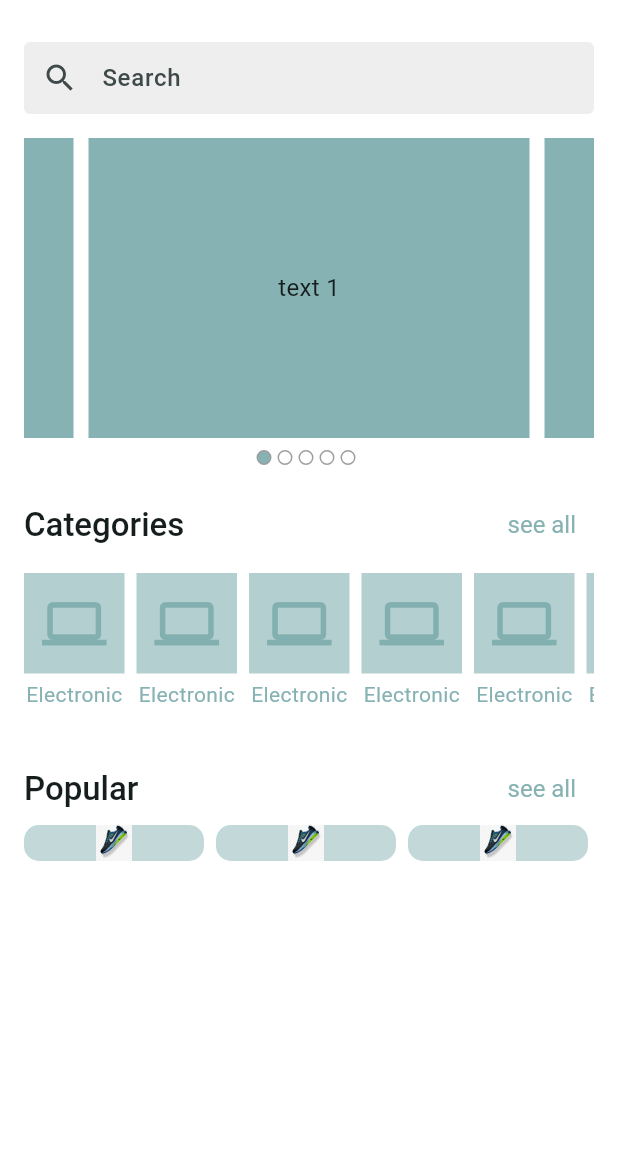
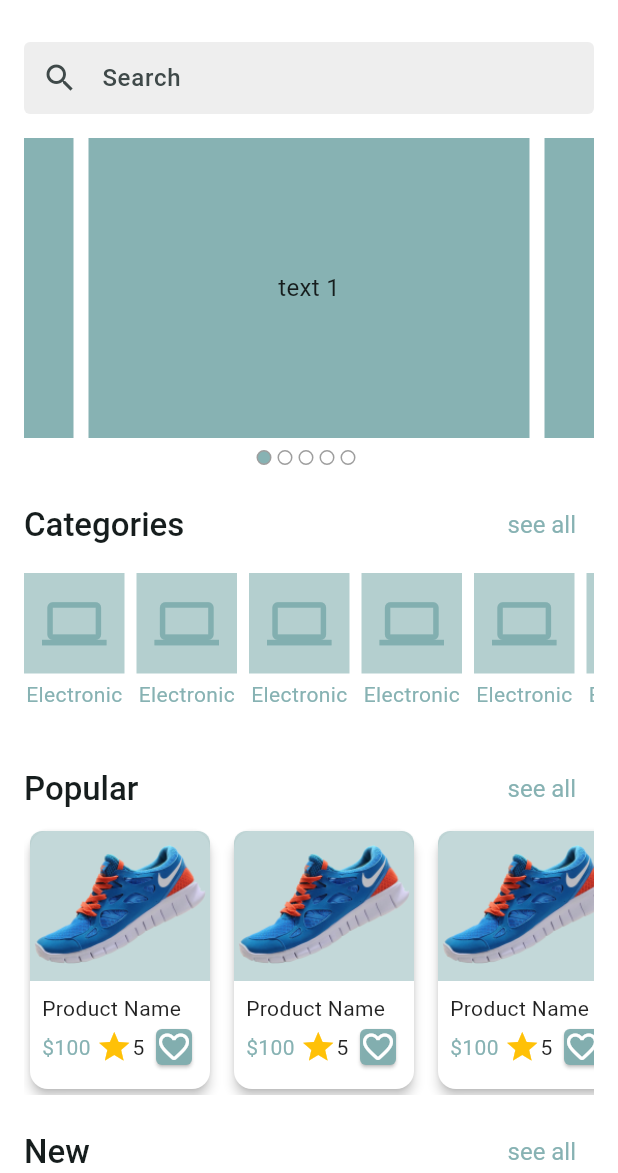
Before and after one commit to SubrataSft/crafty_bay, a Flutter app: the screen it shows after launch, on a phone screen of 412 x 824 dp, the part 63-1236 px from its top. Run offline on Flutter 3.47's test engine with Material 3 defaults, Android fonts, the phone set to English and light mode, and no system bars; drawn by our look-alikes of carousel_slider; our stand-ins replace flutter_svg, get, pin_code_fields.

Commit message:
Add new, special, category,

```diff
--- a/lib/app.dart
+++ b/lib/app.dart
@@ -45,6 +45,14 @@ class CraftyBayApp extends StatelessWidget {
           style:TextButton.styleFrom(
             foregroundColor: AppColors.themeColors,
             textStyle: TextStyle(fontSize: 16)
+          ),
+        ),
+        appBarTheme: AppBarTheme(
+          backgroundColor: Colors.white,
+          titleTextStyle: TextStyle(
+            color: Colors.black54,
+            fontSize: 22,
+            fontWeight: FontWeight.w500
           )
         )
       ),
--- /dev/null
+++ b/lib/presentation/ui/screen/category_list_screen.dart
@@ -0,0 +1,23 @@
+import 'package:flutter/material.dart';
+
+import '../widgets/category_card.dart';
+
+class CategoryListScreen extends StatelessWidget {
+  const CategoryListScreen({super.key});
+
+  @override
+  Widget build(BuildContext context) {
+    return Scaffold(
+      appBar: AppBar(
+        title: Text("Categories"),
+      ),
+      body: GridView.builder(
+          itemCount: 20,
+          gridDelegate: SliverGridDelegateWithFixedCrossAxisCount(
+              crossAxisCount: 4, childAspectRatio: 1),
+          itemBuilder: (context, index) {
+            return CategoryCard();
+          }),
+    );
+  }
+}
--- a/lib/presentation/ui/screen/complete_profile_screen.dart
+++ b/lib/presentation/ui/screen/complete_profile_screen.dart
@@ -1,5 +1,5 @@
 import 'package:crafty_bay/presentation/ui/screen/otp_verification_screen.dart';
-import 'package:crafty_bay/presentation/ui/widgets/app_logo_widger.dart';
+import 'package:crafty_bay/presentation/ui/widgets/app_logo_widget.dart';
 import 'package:flutter/material.dart';
 import 'package:get/get.dart';
 import 'package:get/get_core/src/get_main.dart';
--- a/lib/presentation/ui/screen/email_verification_screen.dart
+++ b/lib/presentation/ui/screen/email_verification_screen.dart
@@ -1,5 +1,5 @@
 import 'package:crafty_bay/presentation/ui/screen/otp_verification_screen.dart';
-import 'package:crafty_bay/presentation/ui/widgets/app_logo_widger.dart';
+import 'package:crafty_bay/presentation/ui/widgets/app_logo_widget.dart';
 import 'package:flutter/material.dart';
 import 'package:get/get.dart';
 import 'package:get/get_core/src/get_main.dart';
--- a/lib/presentation/ui/screen/home_screen.dart
+++ b/lib/presentation/ui/screen/home_screen.dart
@@ -1,12 +1,10 @@
-import 'package:crafty_bay/presentation/ui/utils/app_colors.dart';
+import 'package:crafty_bay/presentation/ui/screen/category_list_screen.dart';
 import 'package:crafty_bay/presentation/ui/utils/assets_path.dart';
-import 'package:crafty_bay/presentation/ui/widgets/home_banner_slider.dart';
+import 'package:crafty_bay/presentation/ui/widgets/widgets_export.dart';
 import 'package:flutter/material.dart';
 import 'package:flutter_svg/flutter_svg.dart';
-
-import '../widgets/app_bar_icon_button.dart';
-import '../widgets/search_text-field.dart';
-import '../widgets/section_header.dart';
+import 'package:get/get.dart';
+import 'package:get/get_core/src/get_main.dart';
 
 class HomeScreen extends StatefulWidget {
   const HomeScreen({super.key});
@@ -20,7 +18,8 @@ class _HomeScreenState extends State<HomeScreen> {
   Widget build(BuildContext context) {
     return Scaffold(
       appBar: _buildAppBar(),
-      body: Padding(
+      body: SingleChildScrollView(
+        child: Padding(
           padding: const EdgeInsets.symmetric(horizontal: 16.0),
           child: Column(
             children: [
@@ -40,79 +39,70 @@ class _HomeScreenState extends State<HomeScreen> {
               _buildCategoriesSection(),
               SizedBox(
                 height: 120,
-              child: _buildCategoryListView(),
+                child: HorizontalCategoryListView(),
               ),
+              _buildPopularProductSection(),
+              SizedBox(
+                height: 14,
+              ),
+              _buildNewProductSection(),
+              SizedBox(
+                height: 14,
+              ),
+              _buildSpecialProductSection(),
+              SizedBox(
+                height: 14,
+              ),
+            ],
+          ),
+        ),
+      ),
+    );
+  }
+
+  Widget _buildPopularProductSection() {
+    return Column(
+      children: [
         SectionHeader(
           title: "Popular",
           onTap: () {},
         ),
         SizedBox(
-              height: 120,
-              child: _buildProductListView(),
+          height: 180,
+          child: HorizontalProductListView(),
         ),
       ],
-        ),
-      ),
     );
   }
 
-  Widget _buildCategoryListView() {
-    return ListView.separated(
-        scrollDirection: Axis.horizontal,
-        itemCount: 10,
-        itemBuilder: (context, index) {
+  Widget _buildNewProductSection() {
     return Column(
       children: [
-              Container(
-                padding: EdgeInsets.all(12),
-                decoration:
-                    BoxDecoration(color: AppColors.themeColors.withAlpha(150)),
-                child: Icon(
-                  Icons.computer,
-                  size: 43,
-                  color: AppColors.themeColors,
-                ),
+        SectionHeader(
+          title: "New",
+          onTap: () {},
         ),
         SizedBox(
-                height: 4,
+          height: 180,
+          child: HorizontalProductListView(),
         ),
-              Text(
-                "Electronic",
-                style: TextStyle(color: AppColors.themeColors),
-              )
       ],
     );
-        },
-        separatorBuilder: (_, __) => SizedBox(
-              width: 8,
-            ));
   }
 
-  Widget _buildProductListView() {
-    return ListView.separated(
-        scrollDirection: Axis.horizontal,
-        itemCount: 10,
-        itemBuilder: (context, index) {
-          return Container(
-            width: 120,
-            child: Column(
+  Widget _buildSpecialProductSection() {
+    return Column(
       children: [
-                Container(
-                  width: 120,
-                  padding: EdgeInsets.all(12),
-                  decoration: BoxDecoration(
-                      color: AppColors.themeColors.withAlpha(120),
-                      borderRadius: BorderRadius.circular(10),
-                      image: DecorationImage(
-                          image: AssetImage(AssetsPath.dummyProductImg))),
+        SectionHeader(
+          title: "Special",
+          onTap: () {},
+        ),
+        SizedBox(
+          height: 180,
+          child: HorizontalProductListView(),
         ),
       ],
-            ),
     );
-        },
-        separatorBuilder: (_, __) => SizedBox(
-              width: 8,
-            ));
   }
 
   Widget _buildCategoriesSection() {
@@ -120,7 +110,9 @@ class _HomeScreenState extends State<HomeScreen> {
       children: [
         SectionHeader(
           title: "Categories",
-          onTap: () {},
+          onTap: () {
+            Get.to(() => CategoryListScreen());
+          },
         ),
         const SizedBox(height: 8),
       ],
--- a/lib/presentation/ui/screen/otp_verification_screen.dart
+++ b/lib/presentation/ui/screen/otp_verification_screen.dart
@@ -1,6 +1,6 @@
 import 'package:crafty_bay/presentation/ui/screen/complete_profile_screen.dart';
 import 'package:crafty_bay/presentation/ui/utils/app_colors.dart';
-import 'package:crafty_bay/presentation/ui/widgets/app_logo_widger.dart';
+import 'package:crafty_bay/presentation/ui/widgets/app_logo_widget.dart';
 import 'package:flutter/material.dart';
 import 'package:get/get.dart';
 import 'package:get/get_core/src/get_main.dart';
--- a/lib/presentation/ui/screen/splash_screen.dart
+++ b/lib/presentation/ui/screen/splash_screen.dart
@@ -5,7 +5,7 @@ import 'package:flutter_svg/flutter_svg.dart';
 import 'package:get/get.dart';
 import 'package:get/get_core/src/get_main.dart';
 
-import '../widgets/app_logo_widger.dart';
+import '../widgets/app_logo_widget.dart';
 
 class SplashScreen extends StatefulWidget {
   const SplashScreen({super.key});
--- /dev/null
+++ b/lib/presentation/ui/widgets/category_card.dart
@@ -0,0 +1,34 @@
+import 'package:flutter/material.dart';
+
+import '../utils/app_colors.dart';
+
+class CategoryCard extends StatelessWidget {
+  const CategoryCard({
+    super.key,
+  });
+
+  @override
+  Widget build(BuildContext context) {
+    return Column(
+      children: [
+        Container(
+          padding: EdgeInsets.all(12),
+          decoration:
+          BoxDecoration(color: AppColors.themeColors.withAlpha(150)),
+          child: Icon(
+            Icons.computer,
+            size: 43,
+            color: AppColors.themeColors,
+          ),
+        ),
+        SizedBox(
+          height: 4,
+        ),
+        Text(
+          "Electronic",
+          style: TextStyle(color: AppColors.themeColors),
+        )
+      ],
+    );
+  }
+}
--- /dev/null
+++ b/lib/presentation/ui/widgets/home/horizontal_category_list_view.dart
@@ -0,0 +1,23 @@
+import 'package:crafty_bay/presentation/ui/utils/app_colors.dart';
+import 'package:flutter/material.dart';
+
+import '../category_card.dart';
+
+class HorizontalCategoryListView extends StatelessWidget {
+  const HorizontalCategoryListView({
+    super.key,
+  });
+
+  @override
+  Widget build(BuildContext context) {
+    return ListView.separated(
+        scrollDirection: Axis.horizontal,
+        itemCount: 10,
+        itemBuilder: (context, index) {
+          return CategoryCard();
+        },
+        separatorBuilder: (_, __) => SizedBox(
+          width: 8,
+        ));
+  }
+}
--- /dev/null
+++ b/lib/presentation/ui/widgets/home/horizontal_product_list.dart
@@ -0,0 +1,21 @@
+import 'package:crafty_bay/presentation/ui/widgets/product_card.dart';
+import 'package:flutter/material.dart';
+
+class HorizontalProductListView extends StatelessWidget {
+  const HorizontalProductListView({
+    super.key,
+  });
+
+  @override
+  Widget build(BuildContext context) {
+    return ListView.separated(
+        scrollDirection: Axis.horizontal,
+        itemCount: 10,
+        itemBuilder: (context, index) {
+          return ProductCard();
+        },
+        separatorBuilder: (_, __) => SizedBox(
+          width: 8,
+        ));
+  }
+}
--- /dev/null
+++ b/lib/presentation/ui/widgets/product_card.dart
@@ -0,0 +1,78 @@
+import 'package:crafty_bay/presentation/ui/utils/app_colors.dart';
+import 'package:crafty_bay/presentation/ui/utils/assets_path.dart';
+import 'package:flutter/material.dart';
+
+class ProductCard extends StatelessWidget {
+  const ProductCard({
+    super.key,
+  });
+
+  @override
+  Widget build(BuildContext context) {
+    return Card(
+      color: Colors.white,
+      elevation: 3,
+      child: SizedBox(
+        width: 120,
+        child: Column(
+          crossAxisAlignment: CrossAxisAlignment.center,
+          children: [
+            Container(
+              width: 160,
+              height: 100,
+              padding: EdgeInsets.all(12),
+              decoration: BoxDecoration(
+                color: AppColors.themeColors.withAlpha(120),
+                borderRadius: BorderRadius.only(
+                  topLeft: Radius.circular(8),
+                  topRight: Radius.circular(8),
+                ),
+                image: DecorationImage(
+                    image: AssetImage(AssetsPath.dummyProductImg),
+                    fit: BoxFit.scaleDown),
+              ),
+            ),
+            Padding(
+              padding: const EdgeInsets.all(8.0),
+              child: Column(
+                crossAxisAlignment: CrossAxisAlignment.start,
+                children: [
+                  Text("Product Name",maxLines: 1,style: TextStyle(
+                      fontWeight: FontWeight.w400,
+                      color: Colors.black87
+                  ),),
+                  Row(
+                    mainAxisAlignment: MainAxisAlignment.spaceBetween,
+                    children: [
+                      Text("\$100",style: TextStyle(
+                          fontWeight: FontWeight.w400,
+                          color:AppColors.themeColors
+                      ),),
+                      Wrap(
+                        crossAxisAlignment: WrapCrossAlignment.center,
+                        children: [
+                          Icon(Icons.star,color: Colors.amber,),
+                          Text("5",style: TextStyle(
+                              fontWeight: FontWeight.w400,
+                              color: Colors.black87
+                          ),)
+                        ],
+                      ),
+                      Card(
+                        shape: RoundedRectangleBorder(
+                            borderRadius: BorderRadius.circular(4)
+                        ),
+                        color: AppColors.themeColors,
+                        child: Icon(Icons.favorite_outline_rounded,color: Colors.white,),
+                      )
+                    ],
+                  ),
+                ],
+              ),
+            )
+          ],
+        ),
+      ),
+    );
+  }
+}
--- /dev/null
+++ b/lib/presentation/ui/widgets/widgets_export.dart
@@ -0,0 +1,9 @@
+export 'home/app_bar_icon_button.dart';
+export 'home/horizontal_category_list_view.dart';
+export 'home/horizontal_product_list.dart';
+export 'home/search_text_field.dart';
+export 'home/section_header.dart';
+export 'app_logo_widget.dart';
+export 'product_card.dart';
+export 'home_banner_slider.dart';
+export 'category_card.dart';
```
Also changed, not shown: assets/images/shoe.png, lib/presentation/ui/widgets/app_logo_widget.dart (renamed from lib/presentation/ui/widgets/app_logo_widger.dart), lib/presentation/ui/widgets/home/app_bar_icon_button.dart (renamed from lib/presentation/ui/widgets/app_bar_icon_button.dart), lib/presentation/ui/widgets/home/search_text_field.dart (renamed from lib/presentation/ui/widgets/search_text-field.dart), lib/presentation/ui/widgets/home/section_header.dart (renamed from lib/presentation/ui/widgets/section_header.dart). Lines whose indentation alone changed are shown as unchanged.
